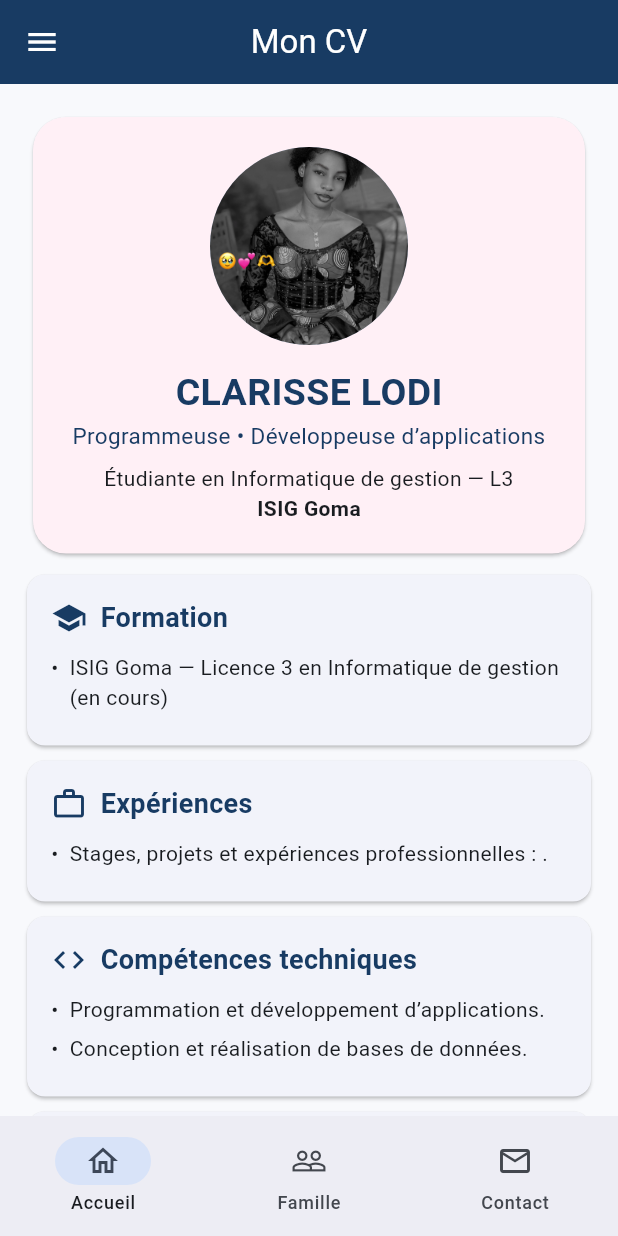
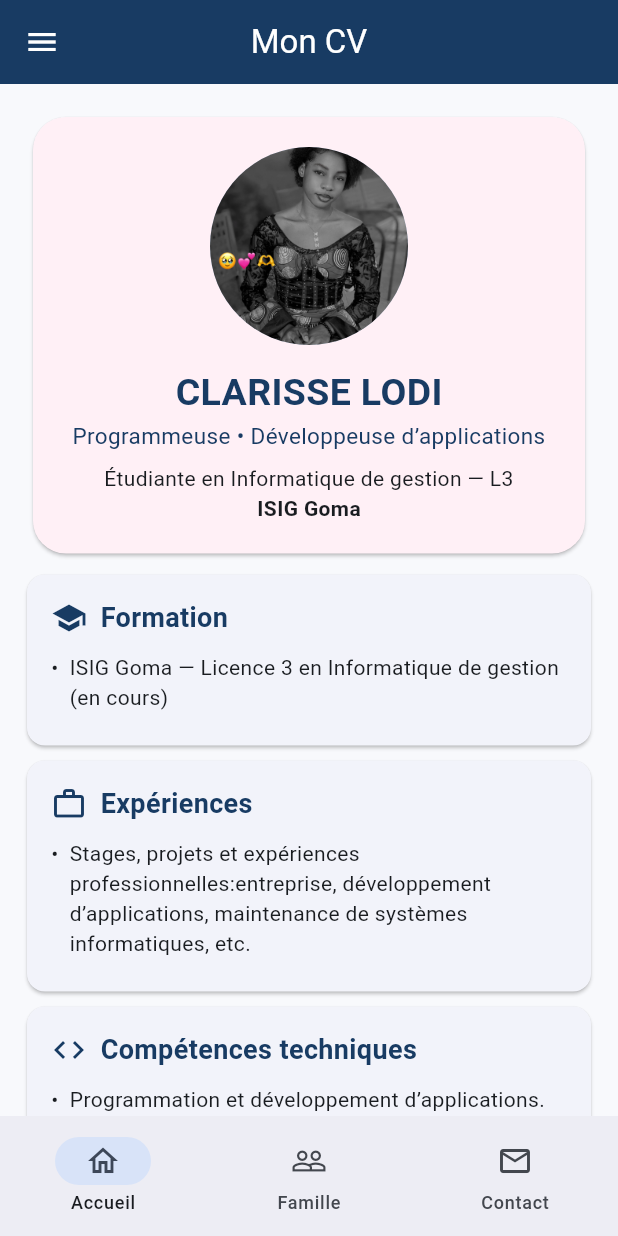
Before and after one commit to claratshenge-sys/cv_clarisse, a Flutter app: the MainPage screen opened directly, on a phone screen of 412 x 824 dp. Run offline on Flutter 3.47's test engine with Material 3 defaults, Android fonts, the phone set to English and light mode, and no system bars.

Commit message:
Mise à jour de mon application CV

```diff
--- a/lib/main.dart
+++ b/lib/main.dart
@@ -46,7 +46,7 @@ class _LoginPageState extends State<LoginPage> {
 
   void login() {
     if (idController.text.trim().toLowerCase() == 'clarisse' &&
-        passwordController.text == '1234') {
+        passwordController.text == '2007') {
       Navigator.pushReplacement(
         context,
         MaterialPageRoute(builder: (_) => const MainPage()),
@@ -334,7 +334,7 @@ class HomePage extends StatelessWidget {
           title: 'Expériences',
           icon: Icons.work_outline,
           children: [
-            'Stages, projets et expériences professionnelles : .',
+            'Stages, projets et expériences professionnelles:entreprise, développement d’applications, maintenance de systèmes informatiques, etc.',
           ],
         ),
         const CvSection(
@@ -351,9 +351,14 @@ class HomePage extends StatelessWidget {
           children: ['Français'],
         ),
         const CvSection(
-          title: 'Centres d’intérêt',
-          icon: Icons.favorite_outline,
-          children: ['À compléter.'],
+          title: 'Expériences professionnelles',
+          icon: Icons.work_outline,
+          children: [
+            'Stage académique : participation aux activités informatiques en entreprise.',
+            'Travaux pratiques en HTML et CSS.',
+            'Conception de pages web avec WordPress.',
+            'Initiation au développement d’applications avec Flutter.',
+          ],
         ),
       ],
     );
@@ -500,7 +505,9 @@ class ContactPage extends StatelessWidget {
           child: ListTile(
             leading: Icon(Icons.location_on, color: navy),
             title: Text('Adresse'),
-            subtitle: Text('Adresse physique Goma, République Démocratique du Congo'),
+            subtitle: Text(
+              'Adresse physique Goma, République Démocratique du Congo',
+            ),
           ),
         ),
         Card(
```
Also changed, not shown: 1 other file.
